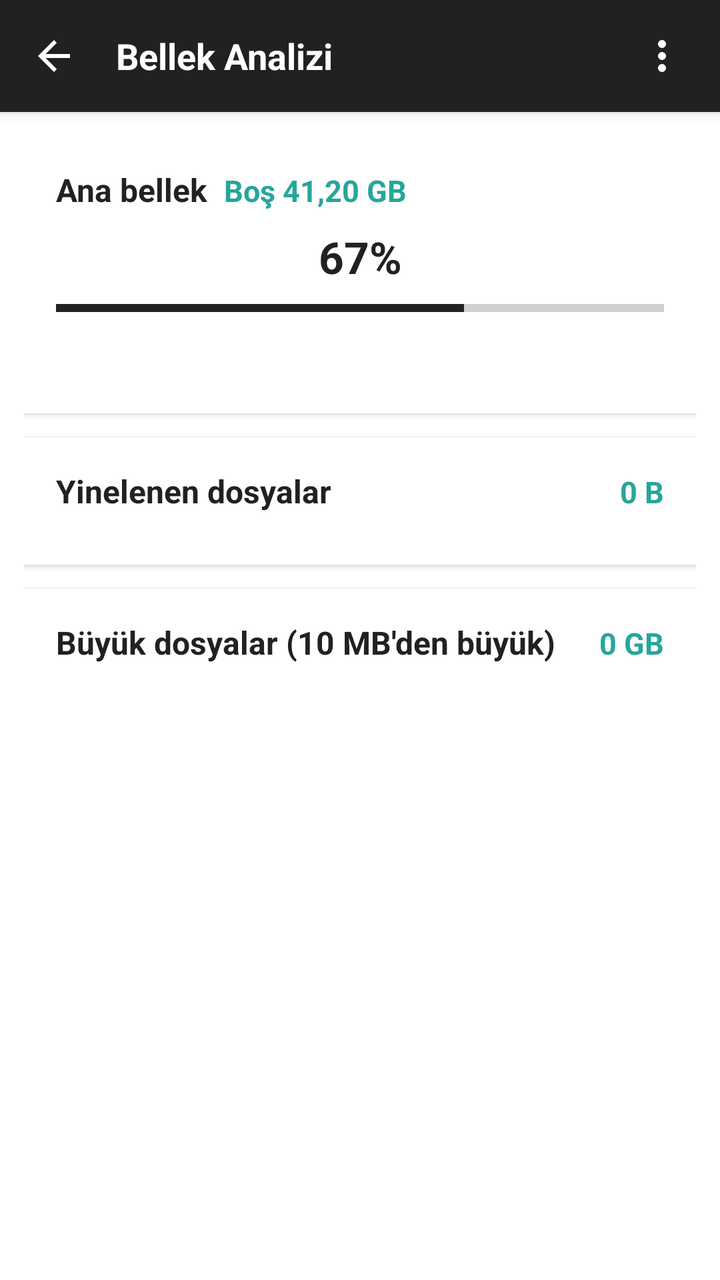
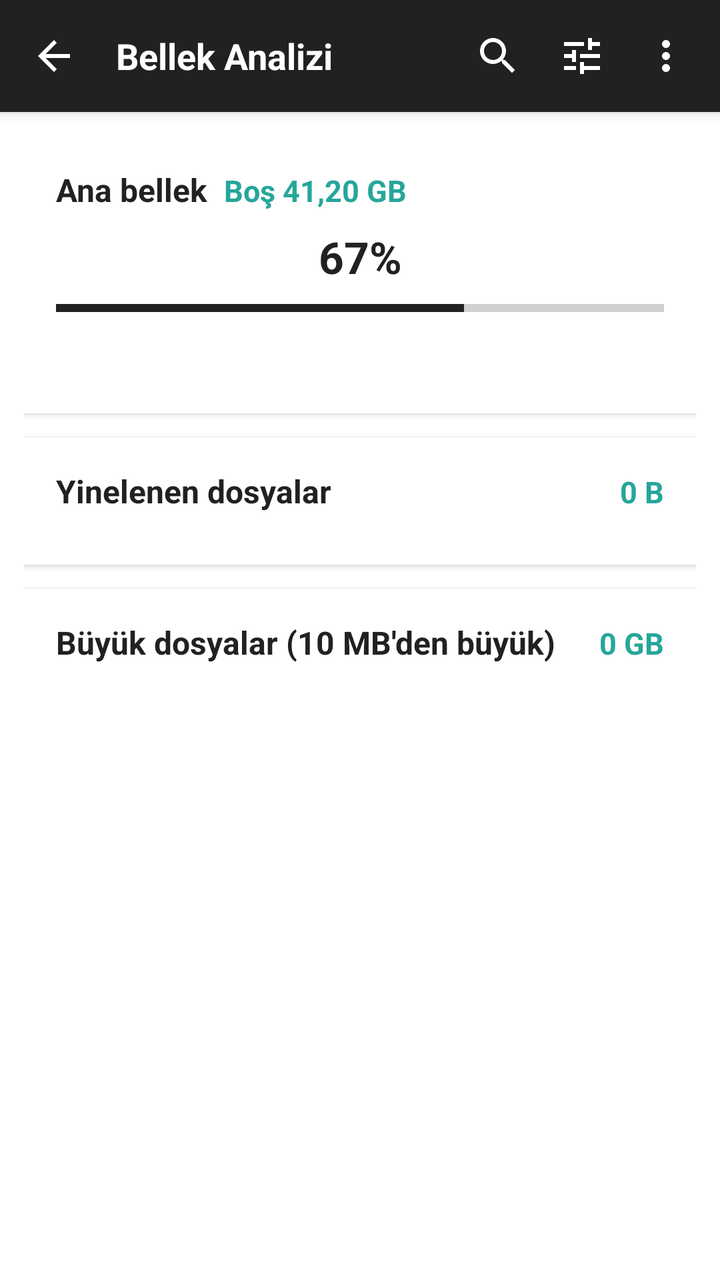

The first picture is an Android layout as it rendered before a commit; the second is the same layout after the commit. The layout source and the unified diff follow.
<!-- AndroidManifest.xml: application theme Theme.FileManagerPlus -->
<!-- res/layout/activity_storage_analysis.xml -->
<?xml version="1.0" encoding="utf-8"?>
<LinearLayout xmlns:android="http://schemas.android.com/apk/res/android"
    android:id="@+id/analysisRoot"
    android:layout_width="match_parent"
    android:layout_height="match_parent"
    android:orientation="vertical">

    <LinearLayout
        android:id="@+id/analysisToolbar"
        android:layout_width="match_parent"
        android:layout_height="56dp"
        android:background="@color/toolbar_dark"
        android:gravity="center_vertical"
        android:orientation="horizontal"
        android:paddingStart="6dp"
        android:paddingEnd="8dp"
        android:elevation="4dp">

        <ImageButton
            android:id="@+id/btnAnalysisBack"
            android:layout_width="42dp"
            android:layout_height="42dp"
            android:background="?attr/selectableItemBackgroundBorderless"
            android:src="@drawable/ic_arrow_back" />

        <TextView
            android:id="@+id/tvAnalysisTitle"
            android:layout_width="0dp"
            android:layout_height="wrap_content"
            android:layout_marginStart="10dp"
            android:layout_weight="1"
            android:text="@string/storage_analysis"
            android:textColor="#FFFFFF"
            android:textSize="18sp"
            android:textStyle="bold" />

        <ImageButton
            android:id="@+id/btnAnalysisRefresh"
            android:layout_width="42dp"
            android:layout_height="42dp"
            android:background="?attr/selectableItemBackgroundBorderless"
            android:src="@drawable/ic_more_vert" />
    </LinearLayout>

    
    <LinearLayout
        android:id="@+id/llAnalysisLoading"
        android:layout_width="match_parent"
        android:layout_height="match_parent"
        android:gravity="center"
        android:orientation="vertical"
        android:visibility="gone">

        <ProgressBar
            android:layout_width="44dp"
            android:layout_height="44dp"
            android:indeterminateTint="@color/accent_teal" />

        <TextView
            android:id="@+id/tvAnalysisProgressText"
            android:layout_width="wrap_content"
            android:layout_height="wrap_content"
            android:layout_marginTop="16dp"
            android:text="Yinelenen dosyalar analiz ediliyor..."
            android:textColor="@color/text_secondary_light"
            android:textSize="14sp" />
    </LinearLayout>

    
    <ScrollView
        android:id="@+id/svAnalysisContent"
        android:layout_width="match_parent"
        android:layout_height="match_parent">

        <LinearLayout
            android:layout_width="match_parent"
            android:layout_height="wrap_content"
            android:orientation="vertical"
            android:padding="12dp">

            
            <LinearLayout
                android:id="@+id/cardStorageBreakdown"
                android:layout_width="match_parent"
                android:layout_height="wrap_content"
                android:background="@color/card_light"
                android:elevation="2dp"
                android:orientation="vertical"
                android:padding="16dp">

                <LinearLayout
                    android:layout_width="match_parent"
                    android:layout_height="wrap_content"
                    android:orientation="horizontal">

                    <TextView
                        android:layout_width="wrap_content"
                        android:layout_height="wrap_content"
                        android:text="Ana bellek  "
                        android:textColor="@color/text_primary_light"
                        android:textSize="16sp"
                        android:textStyle="bold" />

                    <TextView
                        android:id="@+id/tvAnalysisFreeSpace"
                        android:layout_width="wrap_content"
                        android:layout_height="wrap_content"
                        android:text="Boş 41,20 GB"
                        android:textColor="@color/accent_teal"
                        android:textSize="15sp"
                        android:textStyle="bold" />
                </LinearLayout>

                <TextView
                    android:id="@+id/tvAnalysisPercentBig"
                    android:layout_width="match_parent"
                    android:layout_height="wrap_content"
                    android:layout_marginTop="8dp"
                    android:gravity="center"
                    android:text="67%"
                    android:textColor="@color/text_primary_light"
                    android:textSize="22sp"
                    android:textStyle="bold" />

                <ProgressBar
                    android:id="@+id/pbAnalysisMain"
                    style="?android:attr/progressBarStyleHorizontal"
                    android:layout_width="match_parent"
                    android:layout_height="10dp"
                    android:layout_marginTop="6dp"
                    android:max="100"
                    android:progress="67"
                    android:progressTint="@color/toolbar_dark" />

                <TextView
                    android:id="@+id/tvCategoryBreakdownDetails"
                    android:layout_width="match_parent"
                    android:layout_height="wrap_content"
                    android:layout_marginTop="14dp"
                    android:lineSpacingExtra="6dp"
                    android:textColor="@color/text_secondary_light"
                    android:textSize="13sp" />
            </LinearLayout>

            
            <LinearLayout
                android:id="@+id/cardDuplicates"
                android:layout_width="match_parent"
                android:layout_height="wrap_content"
                android:layout_marginTop="12dp"
                android:background="@color/card_light"
                android:elevation="2dp"
                android:orientation="vertical"
                android:padding="16dp">

                <LinearLayout
                    android:layout_width="match_parent"
                    android:layout_height="wrap_content"
                    android:orientation="horizontal">

                    <TextView
                        android:layout_width="0dp"
                        android:layout_height="wrap_content"
                        android:layout_weight="1"
                        android:text="Yinelenen dosyalar"
                        android:textColor="@color/text_primary_light"
                        android:textSize="16sp"
                        android:textStyle="bold" />

                    <TextView
                        android:id="@+id/tvDuplicatesTotalSize"
                        android:layout_width="wrap_content"
                        android:layout_height="wrap_content"
                        android:text="0 B"
                        android:textColor="@color/accent_teal"
                        android:textSize="15sp"
                        android:textStyle="bold" />
                </LinearLayout>

                <LinearLayout
                    android:id="@+id/llDuplicateItems"
                    android:layout_width="match_parent"
                    android:layout_height="wrap_content"
                    android:layout_marginTop="10dp"
                    android:orientation="vertical" />
            </LinearLayout>

            
            <LinearLayout
                android:id="@+id/cardLargeFiles"
                android:layout_width="match_parent"
                android:layout_height="wrap_content"
                android:layout_marginTop="12dp"
                android:background="@color/card_light"
                android:elevation="2dp"
                android:orientation="vertical"
                android:padding="16dp">

                <LinearLayout
                    android:layout_width="match_parent"
                    android:layout_height="wrap_content"
                    android:orientation="horizontal">

                    <TextView
                        android:layout_width="0dp"
                        android:layout_height="wrap_content"
                        android:layout_weight="1"
                        android:text="Büyük dosyalar (10 MB'den büyük)"
                        android:textColor="@color/text_primary_light"
                        android:textSize="16sp"
                        android:textStyle="bold" />

                    <TextView
                        android:id="@+id/tvLargeFilesTotalSize"
                        android:layout_width="wrap_content"
                        android:layout_height="wrap_content"
                        android:text="0 GB"
                        android:textColor="@color/accent_teal"
                        android:textSize="15sp"
                        android:textStyle="bold" />
                </LinearLayout>

                <LinearLayout
                    android:id="@+id/llLargeFileItems"
                    android:layout_width="match_parent"
                    android:layout_height="wrap_content"
                    android:layout_marginTop="10dp"
                    android:orientation="vertical" />
            </LinearLayout>
        </LinearLayout>
    </ScrollView>
</LinearLayout>
<!-- resources referenced by this layout -->
<resources>
  <color name="accent_teal">#26A69A</color>
  <color name="card_light">#FFFFFF</color>
  <color name="text_primary_light">#212121</color>
  <color name="text_secondary_light">#757575</color>
  <color name="toolbar_dark">#212121</color>
  <!-- drawable ic_arrow_back (drawable) -->
  <vector xmlns:android="http://schemas.android.com/apk/res/android"
      android:width="24dp" android:height="24dp"
      android:viewportWidth="24" android:viewportHeight="24">
      <path android:fillColor="#FFFFFF" android:pathData="M20,11H7.83l5.59,-5.59L12,4l-8,8l8,8l1.41,-1.41L7.83,13H20V11z"/>
  </vector>
  <!-- drawable ic_more_vert (drawable) -->
  <vector xmlns:android="http://schemas.android.com/apk/res/android"
      android:width="24dp" android:height="24dp"
      android:viewportWidth="24" android:viewportHeight="24">
      <path android:fillColor="#FFFFFF" android:pathData="M12,8c1.1,0 2,-0.9 2,-2s-0.9,-2 -2,-2s-2,0.9 -2,2S10.9,8 12,8zM12,10c-1.1,0 -2,0.9 -2,2s0.9,2 2,2s2,-0.9 2,-2S13.1,10 12,10zM12,16c-1.1,0 -2,0.9 -2,2s0.9,2 2,2s2,-0.9 2,-2S13.1,16 12,16z"/>
  </vector>
  <string name="storage_analysis">Bellek Analizi</string>
  <style name="Theme.FileManagerPlus" parent="Theme.Material3.DayNight.NoActionBar">
          <item name="colorPrimary">@color/accent_teal</item>
          <item name="colorPrimaryDark">@color/toolbar_dark</item>
          <item name="colorAccent">@color/accent_teal</item>
          <item name="android:statusBarColor">@color/toolbar_dark</item>
          <item name="android:navigationBarColor">@color/toolbar_dark</item>
          <item name="android:windowBackground">@color/bg_light</item>
      </style>
  <color name="bg_light">#FFFFFF</color>
</resources>

<!-- the commit's change to res/layout/activity_storage_analysis.xml (unified diff, before → after) -->
@@ -10,11 +10,11 @@
         android:layout_width="match_parent"
         android:layout_height="56dp"
         android:background="@color/toolbar_dark"
+        android:elevation="4dp"
         android:gravity="center_vertical"
         android:orientation="horizontal"
         android:paddingStart="6dp"
-        android:paddingEnd="8dp"
-        android:elevation="4dp">
+        android:paddingEnd="6dp">
 
         <ImageButton
             android:id="@+id/btnAnalysisBack"
@@ -29,11 +29,31 @@
             android:layout_height="wrap_content"
             android:layout_marginStart="10dp"
             android:layout_weight="1"
+            android:singleLine="true"
             android:text="@string/storage_analysis"
             android:textColor="#FFFFFF"
             android:textSize="18sp"
             android:textStyle="bold" />
 
+        
+        <ImageButton
+            android:id="@+id/btnAnalysisSearch"
+            android:layout_width="42dp"
+            android:layout_height="42dp"
+            android:background="?attr/selectableItemBackgroundBorderless"
+            android:contentDescription="Ara"
+            android:padding="9dp"
+            android:src="@drawable/ic_search_white" />
+
+        <ImageButton
+            android:id="@+id/btnAnalysisSortAndView"
+            android:layout_width="42dp"
+            android:layout_height="42dp"
+            android:background="?attr/selectableItemBackgroundBorderless"
+            android:contentDescription="Sırala ve Gizli Dosyalar"
+            android:padding="9dp"
+            android:src="@drawable/ic_ab_view_settings" />
+
         <ImageButton
             android:id="@+id/btnAnalysisRefresh"
             android:layout_width="42dp"
@@ -42,7 +62,6 @@
             android:src="@drawable/ic_more_vert" />
     </LinearLayout>
 
-    
     <LinearLayout
         android:id="@+id/llAnalysisLoading"
         android:layout_width="match_parent"
@@ -66,7 +85,6 @@
             android:textSize="14sp" />
     </LinearLayout>
 
-    
     <ScrollView
         android:id="@+id/svAnalysisContent"
         android:layout_width="match_parent"
@@ -78,7 +96,6 @@
             android:orientation="vertical"
             android:padding="12dp">
 
-            
             <LinearLayout
                 android:id="@+id/cardStorageBreakdown"
                 android:layout_width="match_parent"
@@ -142,7 +159,6 @@
                     android:textSize="13sp" />
             </LinearLayout>
 
-            
             <LinearLayout
                 android:id="@+id/cardDuplicates"
                 android:layout_width="match_parent"
@@ -185,7 +201,6 @@
                     android:orientation="vertical" />
             </LinearLayout>
 
-            
             <LinearLayout
                 android:id="@+id/cardLargeFiles"
                 android:layout_width="match_parent"
<!-- resource entries referenced after the edit -->
@@ -5,6 +5,17 @@
   <color name="text_primary_light">#212121</color>
   <color name="text_secondary_light">#757575</color>
   <color name="toolbar_dark">#212121</color>
+  <!-- drawable ic_ab_view_settings (drawable) -->
+  <?xml version="1.0" encoding="utf-8"?>
+  <vector xmlns:android="http://schemas.android.com/apk/res/android"
+      android:width="24dp"
+      android:height="24dp"
+      android:viewportWidth="24"
+      android:viewportHeight="24">
+      <path
+          android:fillColor="#FFFFFF"
+          android:pathData="M3,17v2h6v-2L3,17zM3,5v2h10L13,5L3,5zM13,21v-2h8v-2h-8v-2h-2v6h2zM7,9v2L3,11v2h4v2h2L9,9L7,9zM21,13v-2L11,11v2h10zM15,9h2L17,7h4L21,5h-4L17,3h-2v6z" />
+  </vector>
   <!-- drawable ic_arrow_back (drawable) -->
   <vector xmlns:android="http://schemas.android.com/apk/res/android"
       android:width="24dp" android:height="24dp"
@@ -16,6 +27,17 @@
       android:width="24dp" android:height="24dp"
       android:viewportWidth="24" android:viewportHeight="24">
       <path android:fillColor="#FFFFFF" android:pathData="M12,8c1.1,0 2,-0.9 2,-2s-0.9,-2 -2,-2s-2,0.9 -2,2S10.9,8 12,8zM12,10c-1.1,0 -2,0.9 -2,2s0.9,2 2,2s2,-0.9 2,-2S13.1,10 12,10zM12,16c-1.1,0 -2,0.9 -2,2s0.9,2 2,2s2,-0.9 2,-2S13.1,16 12,16z"/>
+  </vector>
+  <!-- drawable ic_search_white (drawable) -->
+  <?xml version="1.0" encoding="utf-8"?>
+  <vector xmlns:android="http://schemas.android.com/apk/res/android"
+      android:width="24dp"
+      android:height="24dp"
+      android:viewportWidth="24.0"
+      android:viewportHeight="24.0">
+      <path
+          android:fillColor="#FFFFFF"
+          android:pathData="M15.5,14h-0.79l-0.28,-0.27C15.41,12.59 16,11.11 16,9.5 16,5.91 13.09,3 9.5,3S3,5.91 3,9.5 5.91,16 9.5,16c1.61,0 3.09,-0.59 4.23,-1.57l0.27,0.28v0.79l5,4.99L20.49,19l-4.99,-5zM9.5,14C7.01,14 5,11.99 5,9.5S7.01,5 9.5,5 14,7.01 14,9.5 11.99,14 9.5,14z" />
   </vector>
   <string name="storage_analysis">Bellek Analizi</string>
   <style name="Theme.FileManagerPlus" parent="Theme.Material3.DayNight.NoActionBar">
